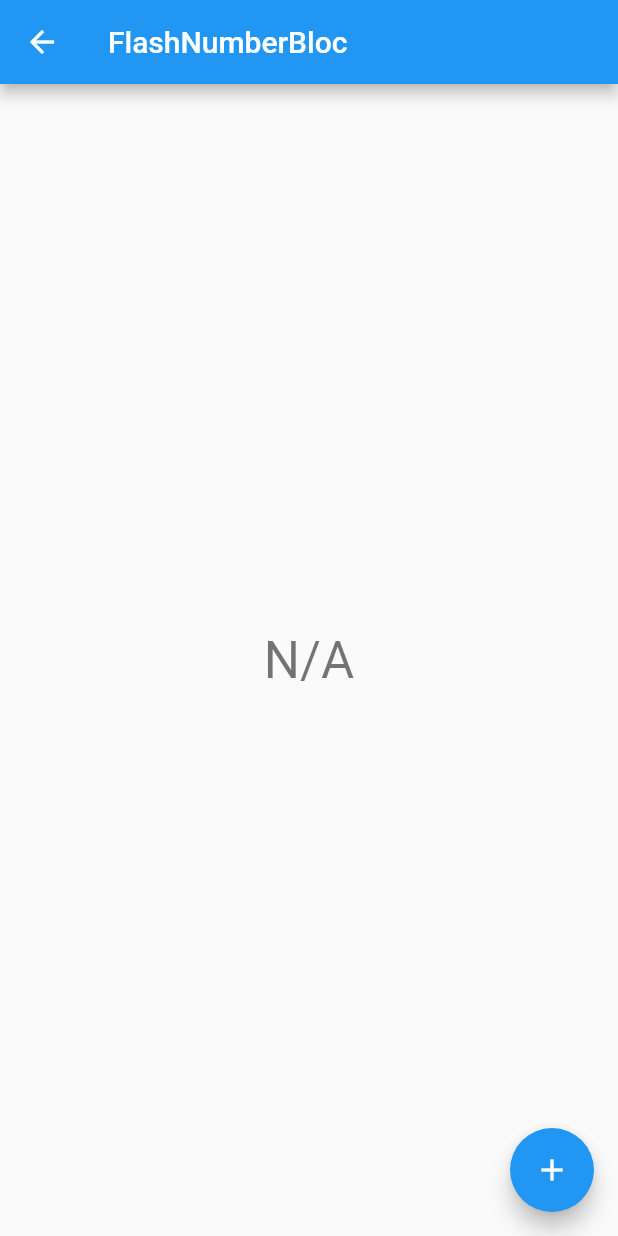
After one commit to canisterism/flutter_state_management, a Flutter app: the MyHomePage screen opened directly, after a tap on "FlashNumber", on a phone screen of 412 x 824 dp. The commit adds this screen. Run offline on Flutter 3.47's test engine with Material 2 defaults, Android fonts, the phone set to English and light mode, and no system bars.

Commit message:
:tada: implement flash number calculator using bloc

```diff
--- a/bloc_pattern/lib/bloc/counter.dart
+++ /dev/null
@@ -1 +0,0 @@
-// class Counter extends Bloc {}
--- /dev/null
+++ b/bloc_pattern/lib/bloc/flash_number_bloc.dart
@@ -0,0 +1,55 @@
+import 'dart:async';
+import 'dart:math';
+
+class FlashNumberBloc {
+  final _calculateController = StreamController<int>();
+  final _outputController = StreamController<String>();
+  final _startController = StreamController<Null>();
+  final _buttonController = StreamController<bool>();
+
+  // for input
+  StreamSink<void> get start => _startController.sink;
+
+  // for output
+  Stream<String> get onAdd => _outputController.stream;
+  Stream<bool> get onToggle => _buttonController.stream;
+
+  static const _repeat = 20;
+  int _sum;
+  Timer _timer;
+
+  FlashNumberBloc() {
+    _startController.stream.listen((_) => _start());
+    _calculateController.stream.listen((count) => _calculate(count));
+    _buttonController.sink.add(true);
+  }
+
+  void _start() {
+    _sum = 0;
+    _outputController.sink.add('');
+    _buttonController.sink.add(false);
+
+    _timer = Timer.periodic(Duration(milliseconds: 400), (timer) {
+      _calculateController.sink.add(timer.tick);
+    });
+  }
+
+  void _calculate(int count) {
+    if (count < _repeat + 1) {
+      final number = Random().nextInt(99) + 1;
+      _outputController.sink.add('$number');
+      _sum += number;
+    } else {
+      _timer.cancel();
+      _outputController.sink.add('The sum is $_sum');
+      _buttonController.sink.add(true);
+    }
+  }
+
+  void dispose() {
+    _calculateController.close();
+    _outputController.close();
+    _startController.close();
+    _buttonController.close();
+  }
+}
--- /dev/null
+++ b/bloc_pattern/lib/bloc/flash_number_provider.dart
@@ -0,0 +1,15 @@
+import 'package:bloc_pattern/bloc/flash_number_bloc.dart';
+import 'package:flutter/material.dart';
+
+class FlashNumberProvider extends InheritedWidget {
+  FlashNumberProvider({Key key, @required Widget child})
+      : super(key: key, child: child);
+
+  FlashNumberBloc get bloc => FlashNumberBloc();
+
+  @override
+  bool updateShouldNotify(_) => true;
+
+  static FlashNumberProvider of(BuildContext context) =>
+      context.dependOnInheritedWidgetOfExactType<FlashNumberProvider>();
+}
--- /dev/null
+++ b/bloc_pattern/lib/screens/flash_number_screen.dart
@@ -0,0 +1,44 @@
+import 'package:bloc_pattern/bloc/flash_number_provider.dart';
+import 'package:flutter/material.dart';
+
+class FlashNumberScreen extends StatelessWidget {
+  @override
+  Widget build(BuildContext context) {
+    return FlashNumberProvider(
+      child: Builder(
+        builder: (context) {
+          final bloc = FlashNumberProvider.of(context).bloc;
+
+          return Scaffold(
+            appBar: AppBar(
+              title: Text('FlashNumberBloc'),
+            ),
+            body: Center(
+              child: StreamBuilder(
+                stream: bloc.onAdd,
+                builder: (context, snapShot) => Text(
+                  snapShot.hasData ? snapShot.data : 'N/A',
+                  style: Theme.of(context).textTheme.headline4,
+                ),
+              ),
+            ),
+            floatingActionButton: StreamBuilder<bool>(
+              stream: bloc.onToggle,
+              builder: (context, snapshot) {
+                return Opacity(
+                  opacity: snapshot.hasData && snapshot.data ? 1.0 : 0.3,
+                  child: FloatingActionButton(
+                    child: Icon(Icons.add),
+                    onPressed: () {
+                      bloc.start.add(null);
+                    },
+                  ),
+                );
+              },
+            ),
+          );
+        },
+      ),
+    );
+  }
+}
--- a/bloc_pattern/pubspec.yaml
+++ b/bloc_pattern/pubspec.yaml
@@ -1,4 +1,4 @@
-name: bloc
+name: bloc_pattern
 description: A new Flutter project.
 
 publish_to: "none"
```
Also changed, not shown: bloc_pattern/lib/main.dart (+12 -28 lines), bloc_pattern/pubspec.lock, 2 other files.
